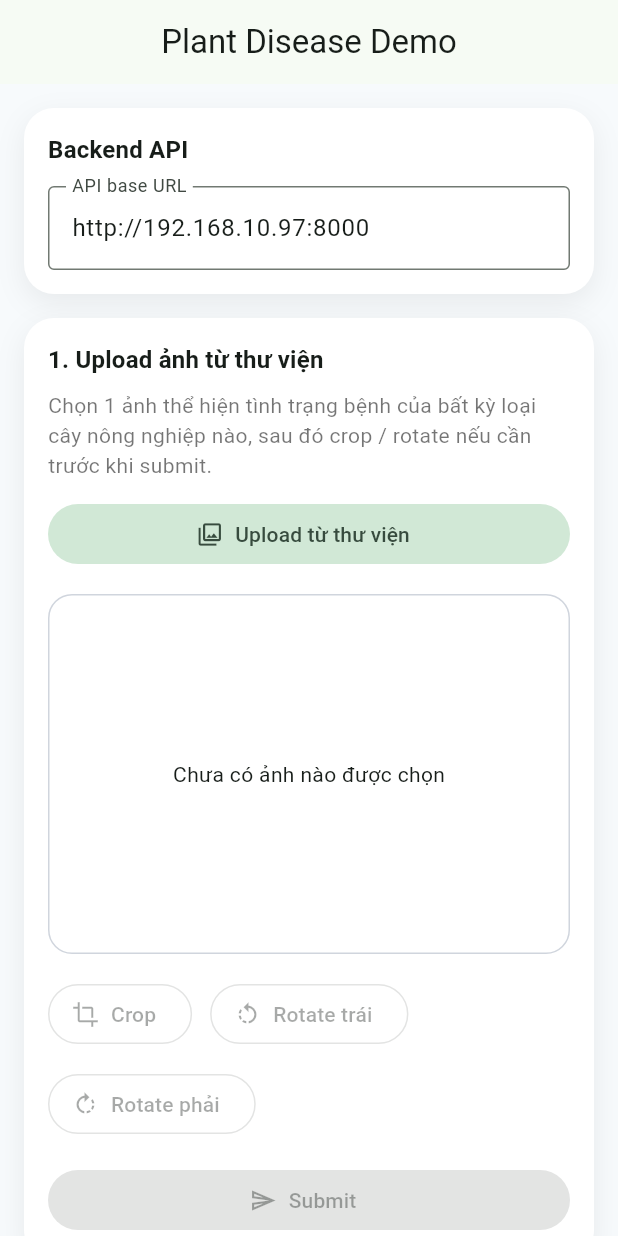
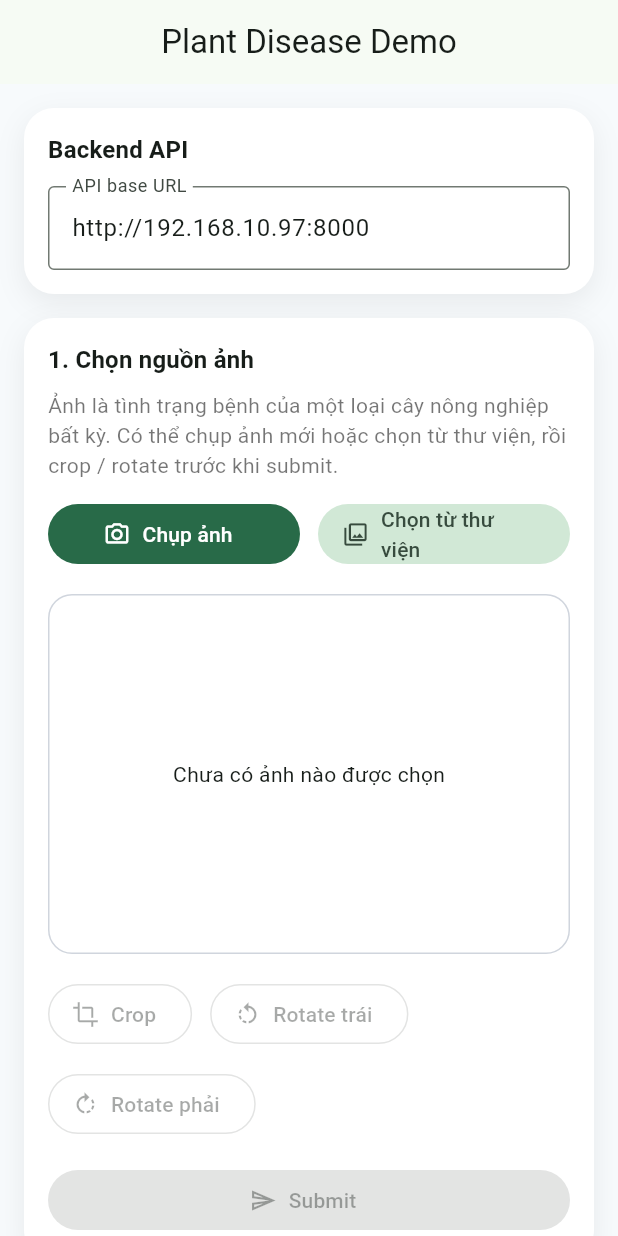
Before and after one commit to rikai-tuannva/national-rural-sample, a Flutter app: the screen it shows after launch, on a phone screen of 412 x 824 dp. Run offline on Flutter 3.47's test engine with Material 3 defaults, Android fonts, the phone set to English and light mode, and no system bars; our stand-ins replace image_cropper, image_picker.

Commit message:
Restore camera and gallery options in mobile flow

```diff
--- a/mobile/lib/main.dart
+++ b/mobile/lib/main.dart
@@ -98,26 +98,42 @@ class _ImageClassifierPageState extends State<ImageClassifierPage> {
                   crossAxisAlignment: CrossAxisAlignment.stretch,
                   children: [
                     Text(
-                      '1. Upload ảnh từ thư viện',
+                      '1. Chọn nguồn ảnh',
                       style: theme.textTheme.titleMedium?.copyWith(
                         fontWeight: FontWeight.w700,
                       ),
                     ),
                     const SizedBox(height: 8),
                     Text(
-                      'Chọn 1 ảnh thể hiện tình trạng bệnh của bất kỳ loại cây nông nghiệp nào, sau đó crop / rotate nếu cần trước khi submit.',
+                      'Ảnh là tình trạng bệnh của một loại cây nông nghiệp bất kỳ. Có thể chụp ảnh mới hoặc chọn từ thư viện, rồi crop / rotate trước khi submit.',
                       style: theme.textTheme.bodyMedium?.copyWith(
                         color: Colors.black54,
                         height: 1.4,
                       ),
                     ),
                     const SizedBox(height: 12),
-                    FilledButton.tonalIcon(
-                      onPressed: _isSubmitting
-                          ? null
-                          : () => _pickImage(ImageSource.gallery),
-                      icon: const Icon(Icons.photo_library_outlined),
-                      label: const Text('Upload từ thư viện'),
+                    Row(
+                      children: [
+                        Expanded(
+                          child: FilledButton.icon(
+                            onPressed: _isSubmitting
+                                ? null
+                                : () => _pickImage(ImageSource.camera),
+                            icon: const Icon(Icons.photo_camera_outlined),
+                            label: const Text('Chụp ảnh'),
+                          ),
+                        ),
+                        const SizedBox(width: 12),
+                        Expanded(
+                          child: FilledButton.tonalIcon(
+                            onPressed: _isSubmitting
+                                ? null
+                                : () => _pickImage(ImageSource.gallery),
+                            icon: const Icon(Icons.photo_library_outlined),
+                            label: const Text('Chọn từ thư viện'),
+                          ),
+                        ),
+                      ],
                     ),
                     const SizedBox(height: 16),
                     _buildImagePreview(theme),
```
Also changed, not shown: 1 other file.
